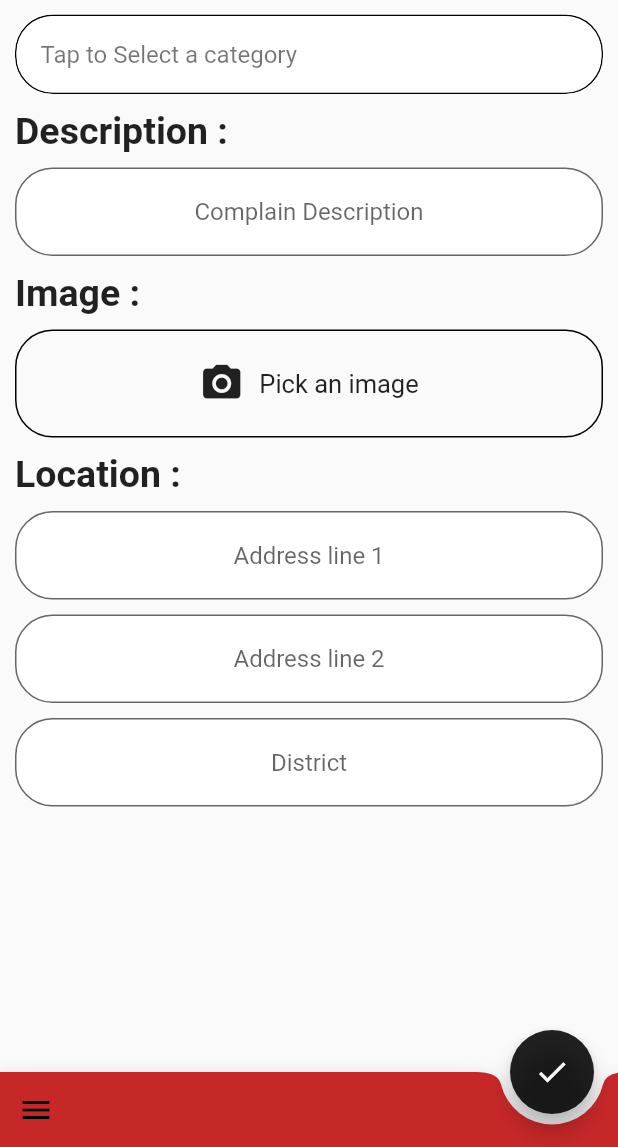
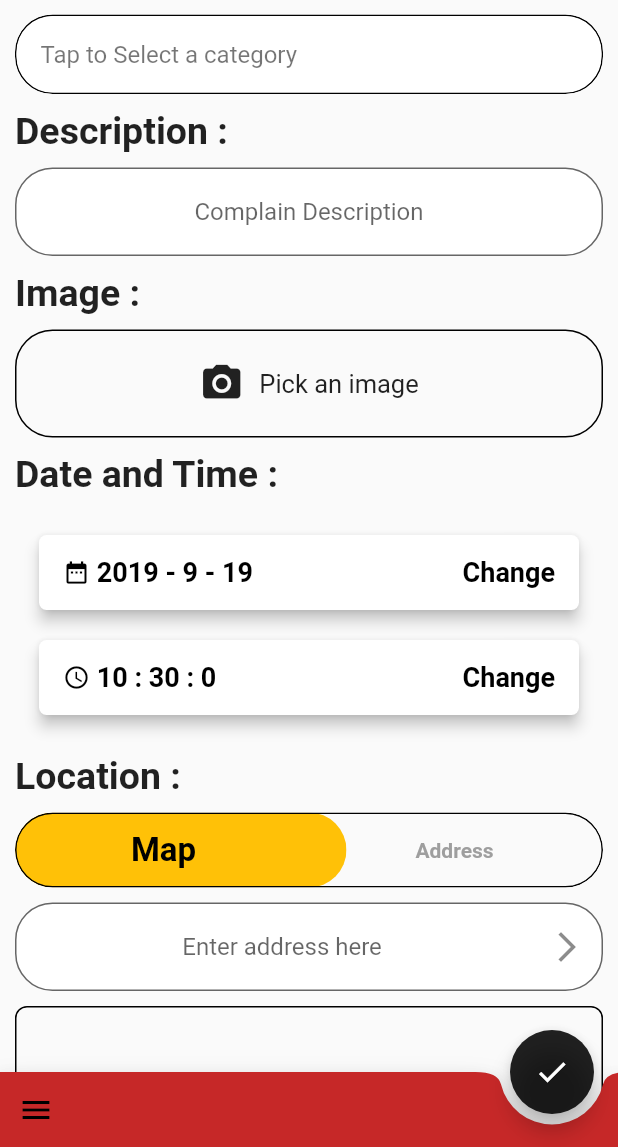
Before and after one commit to akhilasuraj/itrack-24-mobile, a Flutter app: the ComplainEditPage screen opened directly with empty values, on a phone screen of 412 x 824 dp, the part 89-1236 px from its top. Run offline on Flutter 3.47's test engine with Material 2 defaults, Android fonts, the phone set to English and light mode, and no system bars; our stand-ins replace flutter_datetime_picker, image_picker, location, rxdart, shared_preferences; accounts and stored records are empty.

Commit message:
Added date and time pickers to complain edit page

```diff
--- a/lib/main.dart
+++ b/lib/main.dart
@@ -1,4 +1,5 @@
 import 'package:flutter/material.dart';
+import 'package:itrack24/pages/complain/complain_content.dart';
 import 'package:itrack24/pages/complain/complain_edit.dart';
 import 'package:itrack24/pages/contact.dart';
 import 'package:itrack24/pages/news/news_content.dart';
@@ -68,6 +69,8 @@ class _MyAppState extends State<MyApp> {
               _isAuthenticated ? SettingsMainPage() : AuthPage(),
           '/ComplainEditPage': (BuildContext context) =>
               _isAuthenticated ? ComplainEditPage(_model) : AuthPage(),
+          '/ComplainContent': (BuildContext context) =>
+          _isAuthenticated ? ComplainContent() : AuthPage(),
         },
         onGenerateRoute: (RouteSettings settings) {
           if (!_isAuthenticated) {
--- a/lib/pages/complain/address_input.dart
+++ /dev/null
@@ -1,16 +0,0 @@
-import 'package:flutter/material.dart';
-
-class AddressInputForm extends StatefulWidget {
-  @override
-  _AddressInputFormState createState() => _AddressInputFormState();
-}
-
-class _AddressInputFormState extends State<AddressInputForm> {
-
-
-
-  @override
-  Widget build(BuildContext context) {
-    return Container();
-  }
-}
--- /dev/null
+++ b/lib/pages/complain/complain_content.dart
@@ -0,0 +1,7 @@
+import 'package:flutter/material.dart';
+class ComplainContent extends StatelessWidget {
+  @override
+  Widget build(BuildContext context) {
+    return Container();
+  }
+}
--- a/lib/pages/complain/complain_edit.dart
+++ b/lib/pages/complain/complain_edit.dart
@@ -3,6 +3,7 @@ import 'package:itrack24/models/complain.dart';
 import 'package:itrack24/pages/complain/image_upload.dart';
 import 'package:itrack24/pages/complain/location_input.dart';
 import 'package:itrack24/scoped-models/main.dart';
+import 'package:itrack24/widgets/ui_elements/date_time.dart';
 import 'package:itrack24/widgets/ui_elements/default_bottom_navbar.dart';
 import 'package:itrack24/widgets/ui_elements/default_side_drawer.dart';
 import 'package:scoped_model/scoped_model.dart';
@@ -22,7 +23,7 @@ enum LocationMode {
 }
 
 class _ComplainEditPageState extends State<ComplainEditPage> {
-  LocationMode _locationMode = LocationMode.Address;
+  LocationMode _locationMode = LocationMode.Map;
 
   bool _isHidden = true;
   final GlobalKey<ScaffoldState> _scaffoldKey = new GlobalKey<ScaffoldState>();
@@ -260,6 +261,70 @@ class _ComplainEditPageState extends State<ComplainEditPage> {
     );
   }
 
+  Widget _buildLocationModeButtonRow() {
+    return ClipRRect(
+      borderRadius: BorderRadius.all(
+        Radius.circular(25.0),
+      ),
+      child: Stack(
+        children: <Widget>[
+          AnimatedPositioned(
+            duration: Duration(milliseconds: 300),
+            left: _locationMode == LocationMode.Map ? 0 : MediaQuery.of(context).size.width/2 -25,
+            child: ClipRRect(
+              borderRadius: BorderRadius.all(
+                Radius.circular(25.0),
+              ),
+              child: Container(
+                width: MediaQuery.of(context).size.width / 2+ 15,
+                height: 50,
+                color: Colors.amber,
+              ),
+            ),
+          ),
+          Container(
+            decoration: BoxDecoration(
+              border: Border.all(width: 1.0, color: Colors.black),
+              borderRadius: BorderRadius.circular(25.0),
+              color: Colors.transparent,
+            ),
+            height: 50,
+            width: MediaQuery.of(context).size.width,
+            child: Row(
+              mainAxisAlignment: MainAxisAlignment.center,
+              children: <Widget>[
+                _buildLocationModeButton('Map', LocationMode.Map),
+                _buildLocationModeButton('Address', LocationMode.Address),
+              ],
+            ),
+          ),
+        ],
+      ),
+    );
+  }
+
+  Widget _buildLocationModeButton(String title, LocationMode mode) {
+    return GestureDetector(
+      onTap: () {
+        setState(() {
+          _locationMode = mode;
+        });
+      },
+      child: Container(
+        width: MediaQuery.of(context).size.width / 2 - 12,
+        height: 48,
+        color: Colors.transparent,
+        child: Center(
+            child: Text(
+          title,
+          style: TextStyle(color: _locationMode == mode ? Colors.black : Colors.grey,
+              fontSize: _locationMode == mode ? 22.0 : 14.0,
+              fontWeight: FontWeight.w700),
+        )),
+      ),
+    );
+  }
+
   @override
   Widget build(BuildContext context) {
     return Scaffold(
@@ -275,10 +340,11 @@ class _ComplainEditPageState extends State<ComplainEditPage> {
   }
 
   Widget _buildBody() {
-    return SingleChildScrollView(
-      child: Container(
-          padding: EdgeInsets.fromLTRB(10.0, 30.0, 10.0, 60.0),
-          child: Column(
+    return Container(
+      height: MediaQuery.of(context).size.height,
+      padding: EdgeInsets.fromLTRB(10.0, 30.0, 10.0, 10.0),
+      child: SingleChildScrollView(
+        child: Column(
             children: <Widget>[
               Row(
                 children: <Widget>[
@@ -340,6 +406,25 @@ class _ComplainEditPageState extends State<ComplainEditPage> {
               Row(
                 children: <Widget>[
                   Text(
+                    'Date and Time :',
+                    style:
+                    TextStyle(fontSize: 25.0, fontWeight: FontWeight.w700),
+                  ),
+                  Expanded(
+                    child: Container(),
+                  )
+                ],
+              ),
+              SizedBox(
+                height: 10.0,
+              ),
+              DateTimePicker(),
+              SizedBox(
+                height: 10.0,
+              ),
+              Row(
+                children: <Widget>[
+                  Text(
                     'Location :',
                     style:
                         TextStyle(fontSize: 25.0, fontWeight: FontWeight.w700),
@@ -352,11 +437,19 @@ class _ComplainEditPageState extends State<ComplainEditPage> {
               SizedBox(
                 height: 10.0,
               ),
+              _buildLocationModeButtonRow(),
+              SizedBox(
+                height: 10.0,
+              ),
               _locationMode == LocationMode.Map
                   ? LocationInputWindow(widget._model)
                   : _buildAddressInputForm(),
+              SizedBox(
+                height: 50.0,
+              ),
             ],
-          )),
+          ),
+      ),
     );
   }
 
@@ -370,9 +463,6 @@ class _ComplainEditPageState extends State<ComplainEditPage> {
       },
     ),
   );
-
-  // Find the Scaffold in the widget tree and use
-  // it to show a SnackBar.
 
   Widget _buildFloatingActionButton() {
     return ScopedModelDescendant(
@@ -403,15 +493,15 @@ class _ComplainEditPageState extends State<ComplainEditPage> {
               userId: model.user.userId,
               category: _selectedComplainCategory,
               description: _descriptionTextController.text,
-              longitude: widget._model.currentLocation.lng,
-              latitude: widget._model.currentLocation.lat,
+              longitude:_locationMode == LocationMode.Map ? widget._model.currentLocation.lng : null,
+              latitude: _locationMode == LocationMode.Map ? widget._model.currentLocation.lat : null,
               time: null,
               date: null,
-              district: null,
-              address2: null,
+              district: _districtTextController.text,
+              address2: _address2TextController.text,
               complainImage: null,
               complainId: null,
-              address1: null,
+              address1: _address1TextController.text,
             );
             await model.submitComplain(generatedComplain);
             Navigator.pushReplacementNamed(context, '/complaints');
--- a/lib/pages/complain/complains_feed.dart
+++ b/lib/pages/complain/complains_feed.dart
@@ -65,11 +65,21 @@ class _ComplainsFeedPageState extends State<ComplainsFeedPage> {
   }
 
   Widget _buildComplainFeed(MainModel model) {
-    Widget content = ListView.builder(
-        itemCount: model.finalComplainList.length,
-        itemBuilder: (BuildContext context, int index) {
-          return ComplainListTile(model.finalComplainList[index], model);
-        });
+    Widget content = model.finalComplainList.length == 0
+        ? Center(
+            child: Text(
+              'No complains added, Please add some',
+              style: TextStyle(
+                fontSize: 20.0,
+                fontWeight: FontWeight.w500,
+              ),
+            ),
+          )
+        : ListView.builder(
+            itemCount: model.finalComplainList.length,
+            itemBuilder: (BuildContext context, int index) {
+              return ComplainListTile(model.finalComplainList[index], model);
+            });
     return RefreshIndicator(
       child: content,
       onRefresh: () => model.fetchComplains(model.user.userId),
--- a/lib/pages/complain/location_input.dart
+++ b/lib/pages/complain/location_input.dart
@@ -138,7 +138,9 @@ class _LocationInputWindowState extends State<LocationInputWindow> {
         ),
         child: AspectRatio(
           aspectRatio: 16 / 9,
-          child: FadeInImage(
+          child: widget._model.currentLocation == null
+              ? Container()
+              : FadeInImage(
                   image: NetworkImage(
                     mapImageUri.toString(),
                   ),
--- a/lib/scoped-models/complaints.dart
+++ b/lib/scoped-models/complaints.dart
@@ -54,6 +54,9 @@ mixin ComplaintsModel on Model, UtilityModel, ImageModel, UserModel{
       'longitude': complain.longitude,
       'latitude': complain.latitude,
       'complainImg': null,
+      'address1': complain.address1,
+      'address2': complain.address2,
+      'district': complain.district,
     };
     final http.Response response = await http.post(
       '$hostUrl/users/complain',
--- /dev/null
+++ b/lib/widgets/ui_elements/date_time.dart
@@ -0,0 +1,151 @@
+import 'package:flutter/material.dart';
+import 'package:flutter_datetime_picker/flutter_datetime_picker.dart';
+
+class DateTimePicker extends StatefulWidget {
+  @override
+  _DateTimePickerState createState() => _DateTimePickerState();
+}
+
+class _DateTimePickerState extends State<DateTimePicker> {
+  String _date = "Not set";
+  String _time = "Not set";
+
+  @override
+  void initState() {
+    super.initState();
+    DateTime now = DateTime.now();
+    _date = '${now.year} - ${now.month} - ${now.day}';
+    _time = '${now.hour} : ${now.minute} : ${now.second}';
+  }
+
+  @override
+  Widget build(BuildContext context) {
+    return Padding(
+      padding: const EdgeInsets.all(16.0),
+      child: Container(
+        child: Column(
+          mainAxisSize: MainAxisSize.max,
+          mainAxisAlignment: MainAxisAlignment.center,
+          children: <Widget>[
+            RaisedButton(
+              shape: RoundedRectangleBorder(
+                  borderRadius: BorderRadius.circular(5.0)),
+              elevation: 4.0,
+              onPressed: () {
+                DatePicker.showDatePicker(context,
+                    theme: DatePickerTheme(
+                      containerHeight: 210.0,
+                    ),
+                    showTitleActions: true,
+                    minTime: DateTime(2000, 1, 1),
+                    maxTime: DateTime(2022, 12, 31), onConfirm: (date) {
+                  print('confirm $date');
+                  _date = '${date.year} - ${date.month} - ${date.day}';
+                  setState(() {});
+                }, currentTime: DateTime.now(), locale: LocaleType.en);
+              },
+              child: Container(
+                alignment: Alignment.center,
+                height: 50.0,
+                child: Row(
+                  mainAxisAlignment: MainAxisAlignment.spaceBetween,
+                  children: <Widget>[
+                    Row(
+                      children: <Widget>[
+                        Container(
+                          child: Row(
+                            children: <Widget>[
+                              Icon(
+                                Icons.date_range,
+                                size: 18.0,
+                                color: Colors.black,
+                              ),
+                              Text(
+                                " $_date",
+                                style: TextStyle(
+                                    color: Colors.black,
+                                    fontWeight: FontWeight.bold,
+                                    fontSize: 18.0),
+                              ),
+                            ],
+                          ),
+                        )
+                      ],
+                    ),
+                    Text(
+                      "  Change",
+                      style: TextStyle(
+                          color: Colors.black,
+                          fontWeight: FontWeight.bold,
+                          fontSize: 18.0),
+                    ),
+                  ],
+                ),
+              ),
+              color: Colors.white,
+            ),
+            SizedBox(
+              height: 20.0,
+            ),
+            RaisedButton(
+              shape: RoundedRectangleBorder(
+                  borderRadius: BorderRadius.circular(5.0)),
+              elevation: 4.0,
+              onPressed: () {
+                DatePicker.showTimePicker(context,
+                    theme: DatePickerTheme(
+                      containerHeight: 210.0,
+                    ),
+                    showTitleActions: true, onConfirm: (time) {
+                  print('confirm $time');
+                  _time = '${time.hour} : ${time.minute} : ${time.second}';
+                  setState(() {});
+                }, currentTime: DateTime.now(), locale: LocaleType.en);
+                setState(() {});
+              },
+              child: Container(
+                alignment: Alignment.center,
+                height: 50.0,
+                child: Row(
+                  mainAxisAlignment: MainAxisAlignment.spaceBetween,
+                  children: <Widget>[
+                    Row(
+                      children: <Widget>[
+                        Container(
+                          child: Row(
+                            children: <Widget>[
+                              Icon(
+                                Icons.access_time,
+                                size: 18.0,
+                                color: Colors.black,
+                              ),
+                              Text(
+                                " $_time",
+                                style: TextStyle(
+                                    color: Colors.black,
+                                    fontWeight: FontWeight.bold,
+                                    fontSize: 18.0),
+                              ),
+                            ],
+                          ),
+                        )
+                      ],
+                    ),
+                    Text(
+                      "  Change",
+                      style: TextStyle(
+                          color: Colors.black,
+                          fontWeight: FontWeight.bold,
+                          fontSize: 18.0),
+                    ),
+                  ],
+                ),
+              ),
+              color: Colors.white,
+            )
+          ],
+        ),
+      ),
+    );
+  }
+}
--- a/pubspec.yaml
+++ b/pubspec.yaml
@@ -30,6 +30,7 @@ dependencies:
   image_picker: ^0.6.1+4
   mime: ^0.9.6+3
   location: ^2.3.5
+  flutter_datetime_picker: ^1.2.6
 
 dev_dependencies:
   flutter_test:
```
Also changed, not shown: pubspec.lock. Lines whose indentation alone changed are shown as unchanged.
